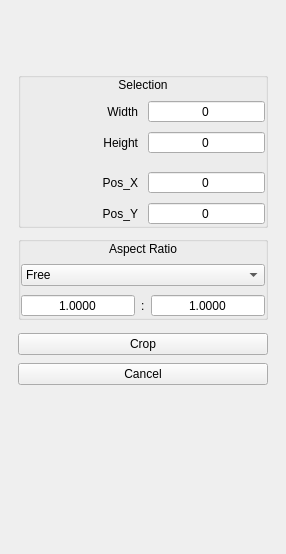
Above: src/gui/panels/croppanel/croppanel.ui from do-i/thumbgrid before the change. Below: the same form after it.
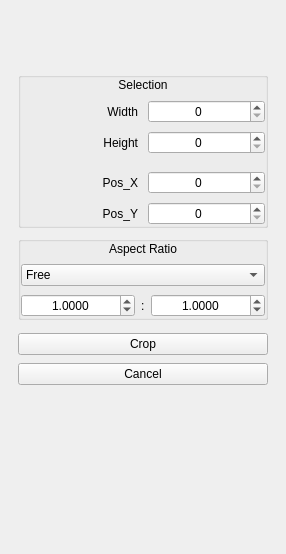
That is the form after the change. Custom widgets are drawn as their Qt base class.

Commit message: Show values in the crop panel, resize dialog and slideshow interval fields again: Qt 6.12 gives a style-sheeted NoButtons spin box a 1px edit field, so keep the arrows and collapse them in the style sheet

Diff of the .ui file:
```diff
--- a/src/gui/panels/croppanel/croppanel.ui
+++ b/src/gui/panels/croppanel/croppanel.ui
@@ -135,7 +135,10 @@
            <set>Qt::AlignCenter</set>
           </property>
           <property name="buttonSymbols">
-           <enum>QAbstractSpinBox::NoButtons</enum>
+           <enum>QAbstractSpinBox::UpDownArrows</enum>
+          </property>
+          <property name="hiddenButtons" stdset="0">
+           <bool>true</bool>
           </property>
           <property name="keyboardTracking">
            <bool>false</bool>
@@ -171,7 +174,10 @@
            <set>Qt::AlignCenter</set>
           </property>
           <property name="buttonSymbols">
-           <enum>QAbstractSpinBox::NoButtons</enum>
+           <enum>QAbstractSpinBox::UpDownArrows</enum>
+          </property>
+          <property name="hiddenButtons" stdset="0">
+           <bool>true</bool>
           </property>
           <property name="keyboardTracking">
            <bool>false</bool>
@@ -238,7 +244,10 @@
            <set>Qt::AlignCenter</set>
           </property>
           <property name="buttonSymbols">
-           <enum>QAbstractSpinBox::NoButtons</enum>
+           <enum>QAbstractSpinBox::UpDownArrows</enum>
+          </property>
+          <property name="hiddenButtons" stdset="0">
+           <bool>true</bool>
           </property>
           <property name="keyboardTracking">
            <bool>false</bool>
@@ -277,7 +286,10 @@
            <set>Qt::AlignCenter</set>
           </property>
           <property name="buttonSymbols">
-           <enum>QAbstractSpinBox::NoButtons</enum>
+           <enum>QAbstractSpinBox::UpDownArrows</enum>
+          </property>
+          <property name="hiddenButtons" stdset="0">
+           <bool>true</bool>
           </property>
           <property name="keyboardTracking">
            <bool>false</bool>
@@ -397,7 +409,10 @@
             <set>Qt::AlignCenter</set>
            </property>
            <property name="buttonSymbols">
-            <enum>QAbstractSpinBox::NoButtons</enum>
+            <enum>QAbstractSpinBox::UpDownArrows</enum>
+           </property>
+           <property name="hiddenButtons" stdset="0">
+            <bool>true</bool>
            </property>
            <property name="keyboardTracking">
             <bool>false</bool>
@@ -435,7 +450,10 @@
             <set>Qt::AlignCenter</set>
            </property>
            <property name="buttonSymbols">
-            <enum>QAbstractSpinBox::NoButtons</enum>
+            <enum>QAbstractSpinBox::UpDownArrows</enum>
+           </property>
+           <property name="hiddenButtons" stdset="0">
+            <bool>true</bool>
            </property>
            <property name="keyboardTracking">
             <bool>false</bool>
```
The commit also changes 6 other files.
